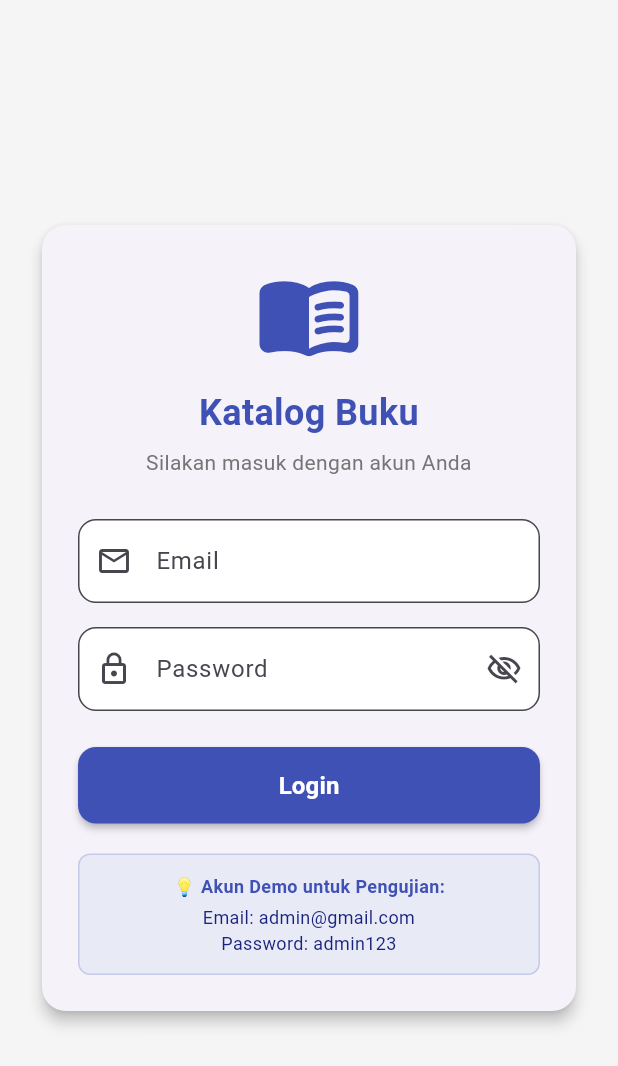
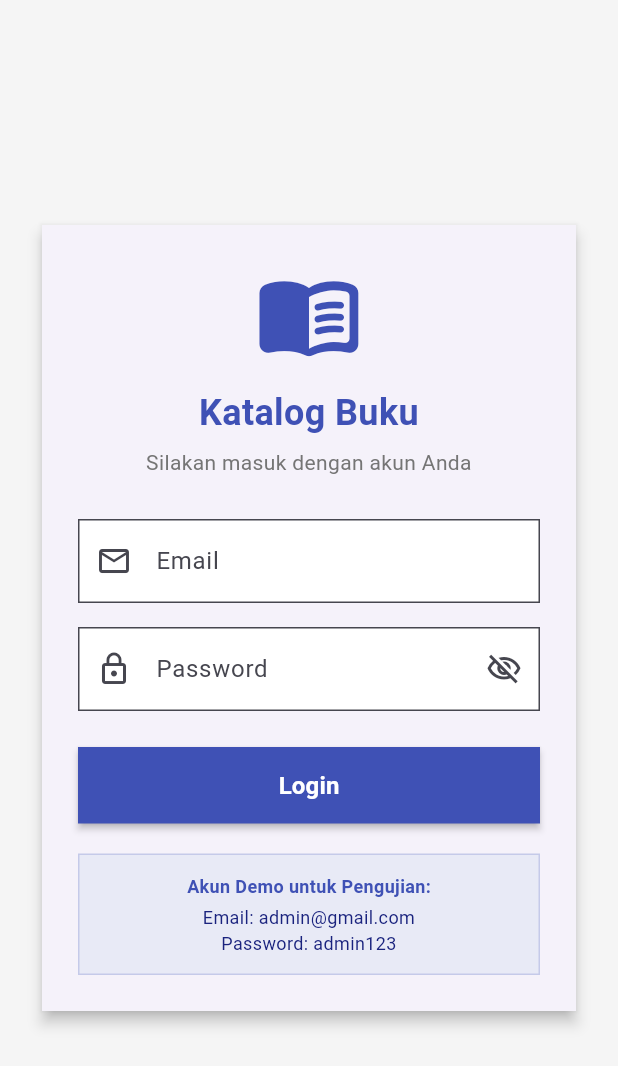
Before and after one commit to supremeinori/Latihan_Kuis_124240118, a Flutter app: the screen it shows after launch, on a phone screen of 412 x 824 dp. Shown: the top 1066 px of the screen. Run offline on Flutter 3.47's test engine with Material 3 defaults, Android fonts, the light colour scheme and no system bars.

Commit message:
perbaiki UI login

```diff
--- a/lib/pages/login_page.dart
+++ b/lib/pages/login_page.dart
@@ -77,8 +77,8 @@ class _LoginPageState extends State<LoginPage> {
             padding: const EdgeInsets.symmetric(horizontal: 24.0, vertical: 16.0),
             child: Card(
               elevation: 4,
-              shape: RoundedRectangleBorder(
-                borderRadius: BorderRadius.circular(16),
+              shape: const RoundedRectangleBorder(
+                borderRadius: BorderRadius.zero,
               ),
               child: Padding(
                 padding: const EdgeInsets.all(24.0),
@@ -119,12 +119,12 @@ class _LoginPageState extends State<LoginPage> {
                       TextFormField(
                         controller: _emailController,
                         keyboardType: TextInputType.emailAddress,
-                        decoration: InputDecoration(
+                        decoration: const InputDecoration(
                           labelText: 'Email',
                           hintText: 'admin@gmail.com',
-                          prefixIcon: const Icon(Icons.email_outlined),
+                          prefixIcon: Icon(Icons.email_outlined),
                           border: OutlineInputBorder(
-                            borderRadius: BorderRadius.circular(12),
+                            borderRadius: BorderRadius.zero,
                           ),
                           filled: true,
                           fillColor: Colors.white,
@@ -158,8 +158,8 @@ class _LoginPageState extends State<LoginPage> {
                               });
                             },
                           ),
-                          border: OutlineInputBorder(
-                            borderRadius: BorderRadius.circular(12),
+                          border: const OutlineInputBorder(
+                            borderRadius: BorderRadius.zero,
                           ),
                           filled: true,
                           fillColor: Colors.white,
@@ -180,8 +180,8 @@ class _LoginPageState extends State<LoginPage> {
                           backgroundColor: Colors.indigo,
                           foregroundColor: Colors.white,
                           padding: const EdgeInsets.symmetric(vertical: 14),
-                          shape: RoundedRectangleBorder(
-                            borderRadius: BorderRadius.circular(12),
+                          shape: const RoundedRectangleBorder(
+                            borderRadius: BorderRadius.zero,
                           ),
                           elevation: 2,
                         ),
@@ -200,13 +200,13 @@ class _LoginPageState extends State<LoginPage> {
                         padding: const EdgeInsets.all(12),
                         decoration: BoxDecoration(
                           color: Colors.indigo.shade50,
-                          borderRadius: BorderRadius.circular(8),
+                          borderRadius: BorderRadius.zero,
                           border: Border.all(color: Colors.indigo.shade100),
                         ),
                         child: Column(
                           children: [
                             const Text(
-                              '💡 Akun Demo untuk Pengujian:',
+                              'Akun Demo untuk Pengujian:',
                               style: TextStyle(
                                 fontSize: 12,
                                 fontWeight: FontWeight.bold,
```
